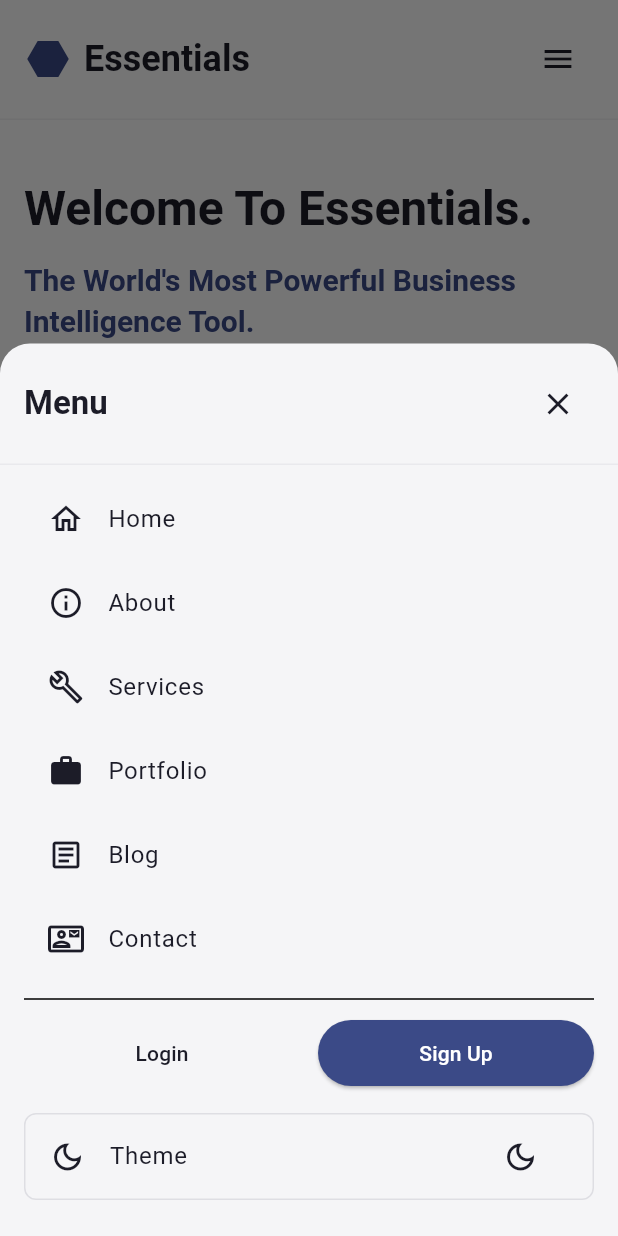
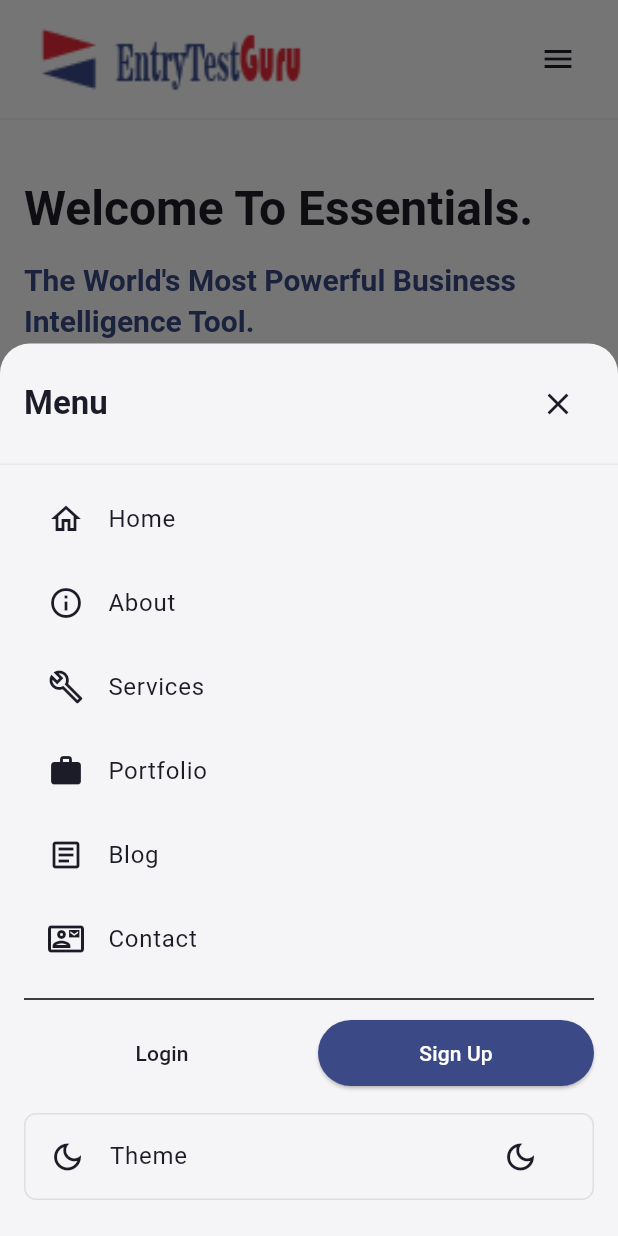
Before and after one commit to IHKodifier/ETG-Planning, a Flutter app: the screen it shows after launch, after a tap on the "menu" icon, on a phone screen of 412 x 824 dp. Run offline on Flutter 3.47's test engine with Material 3 defaults, Android fonts, the light colour scheme and no system bars; our stand-ins replace cloud_firestore, dio, firebase_auth, firebase_core, firebase_storage, flutter_riverpod and 5 more; accounts and stored records are empty.

Commit message:
ETG logo added.

```diff
--- a/code/entrytestguru/lib/core/theme/app_colors.dart
+++ b/code/entrytestguru/lib/core/theme/app_colors.dart
@@ -8,7 +8,7 @@ class AppColors {
     0xFFF5F5F7,
   ); // Light gray background
   static const Color lightPrimary = Color(0xFF3B4A87); // Navy blue primary
-  static const Color lightSecondary = Color(0xFFE85A5A); // Coral secondary
+  static const Color lightSecondary = Color(0xFFe82d37); // Coral secondary
   static const Color lightAccent = Color(0xFFD4A574); // Golden accent
 
   static const Color darkText = Color(0xFFE5E5EA); // Light gray text
--- a/code/entrytestguru/lib/features/home/presentation/widgets/feature_comparison_table.dart
+++ b/code/entrytestguru/lib/features/home/presentation/widgets/feature_comparison_table.dart
@@ -38,6 +38,8 @@ class FeatureComparisonTable extends StatelessWidget {
       'Questions per day',
       'Devices',
       'AI Explanations',
+      'Sprint exams',
+      'Simulated real exams',
       'Analytics',
       'Cross-device sync',
       'Social features',
@@ -52,7 +54,9 @@ class FeatureComparisonTable extends StatelessWidget {
       'Anonymous': [
         '20', // Questions per day
         '1', // Devices
-        '0', // AI Explanations
+        '2/day', // AI Explanations
+        '1', // Sprint exams
+        '1 half-length', // Simulated real exams
         'Basic', // Analytics
         'No', // Cross-device sync
         'No', // Social features
@@ -62,7 +66,9 @@ class FeatureComparisonTable extends StatelessWidget {
       'Free': [
         '50', // Questions per day
         '3', // Devices
-        '5/day', // AI Explanations
+        '4/day', // AI Explanations
+        '4 total', // Sprint exams
+        '2', // Simulated real exams
         'Basic', // Analytics
         'Yes', // Cross-device sync
         'No', // Social features
@@ -73,6 +79,8 @@ class FeatureComparisonTable extends StatelessWidget {
         'Unlimited', // Questions per day
         'Unlimited', // Devices
         'Unlimited', // AI Explanations
+        'Unlimited', // Sprint exams
+        'Unlimited', // Simulated real exams
         'Advanced', // Analytics
         'Yes', // Cross-device sync
         'Yes', // Social features
--- a/code/entrytestguru/lib/features/home/presentation/widgets/pricing_section.dart
+++ b/code/entrytestguru/lib/features/home/presentation/widgets/pricing_section.dart
@@ -38,14 +38,31 @@ class PricingSection extends StatelessWidget {
 
     final plans = [
       _PricingPlan(
+        name: 'Anonymous',
+        price: '0',
+        period: 'forever',
+        description: 'Try our platform without even signing up',
+        features: [
+          '20 questions per day',
+          '2 AI explanations per day',
+          '1 sprint exam',
+          '1 half-length simulated exam',
+          '1 device',
+          'Basic analytics',
+        ],
+        isPopular: false,
+      ),
+      _PricingPlan(
         name: 'Free',
         price: '0',
-        period: 'forever',
-        description: 'Perfect for getting started',
+        period: '2 weeks',
+        description: '2-week trial to test the platform',
         features: [
           '50 questions per day',
-          '3 devices',
-          '5 AI explanations per day',
+          '4 AI explanations per day',
+          '4 sprint exams total',
+          '2 simulated real exams',
+          '3 devices with sync',
           'Basic analytics',
           'Cross-device sync',
         ],
@@ -58,11 +75,14 @@ class PricingSection extends StatelessWidget {
         description: 'For serious exam preparation',
         features: [
           'Unlimited questions',
+          'Unlimited AI explanations',
+          'Unlimited sprint exams',
+          'Unlimited simulated exams',
           'Unlimited devices',
-          'Unlimited AI explanations',
           'Advanced analytics',
           'Social features',
           'Priority support',
+          'Cross-device sync',
         ],
         isPopular: true,
       ),
@@ -155,7 +175,15 @@ class PricingSection extends StatelessWidget {
           ),
           const SizedBox(height: 8),
 
-          RichText(
+          plan.name == 'Anonymous'
+              ? Text(
+                  'Free',
+                  style: theme.textTheme.displaySmall?.copyWith(
+                    fontWeight: FontWeight.bold,
+                    color: theme.colorScheme.primary,
+                  ),
+                )
+              : RichText(
                   text: TextSpan(
                     children: [
                       TextSpan(
--- a/code/entrytestguru/lib/widgets/app_logo.dart
+++ b/code/entrytestguru/lib/widgets/app_logo.dart
@@ -5,19 +5,14 @@ class AppLogo extends StatelessWidget {
 
   @override
   Widget build(BuildContext context) {
-    final theme = Theme.of(context);
-    return Row(
-      children: [
-        Icon(Icons.hexagon, color: theme.colorScheme.primary, size: 32),
-        const SizedBox(width: 8),
-        Text(
-          'Essentials',
-          style: theme.textTheme.headlineSmall?.copyWith(
-            fontWeight: FontWeight.bold,
-            color: theme.colorScheme.onSurface,
-          ),
-        ),
-      ],
+    return SizedBox(
+      height: 80,
+      width: 200,
+      child: Image.asset(
+        'assets/images/ETG-Logo-Light.png',
+        fit: BoxFit.cover,
+        semanticLabel: 'EntryTestGuru Logo',
+      ),
     );
   }
 }
```
Also changed, not shown: code/entrytestguru/assets/images/ETG-Logo-Light.png (added), code/entrytestguru/assets/images/ETG-Logo-dark.png (added), code/entrytestguru/assets/images/etg_logo_dark.svg (deleted), code/entrytestguru/assets/images/etg_logo_light.svg (deleted), code/entrytestguru/assets/images/exam_hero_bg.webp (deleted), code/entrytestguru/assets/images/exam_hero_bg_2.webp (deleted), 1 other file. Lines whose indentation alone changed are shown as unchanged.
